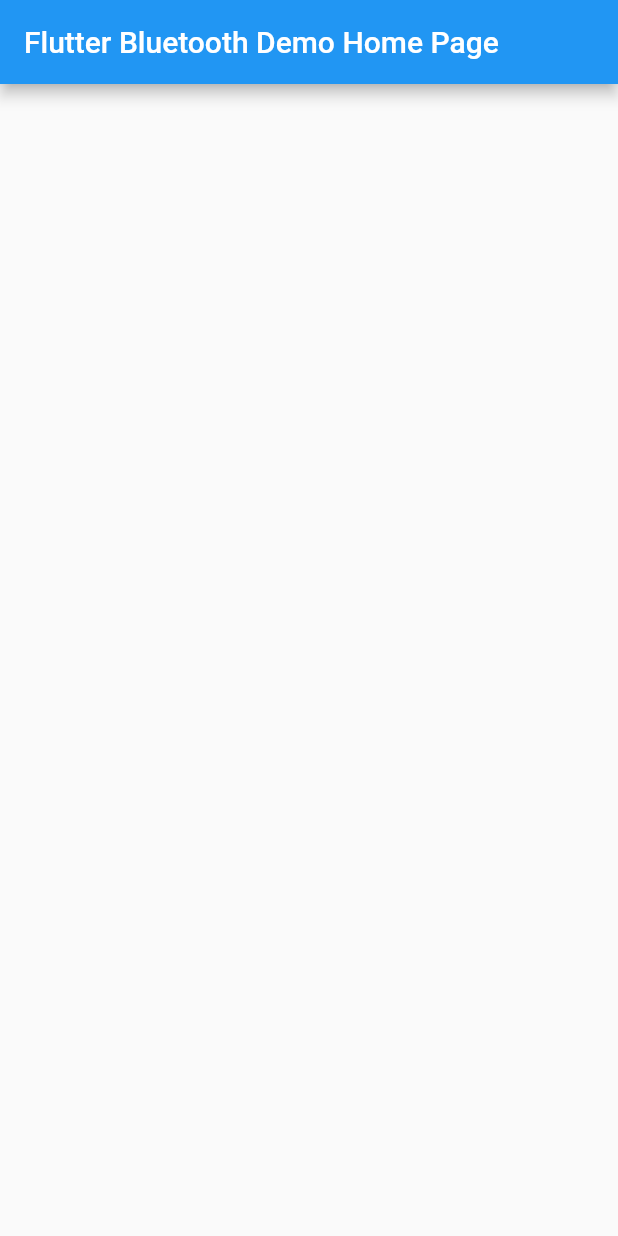
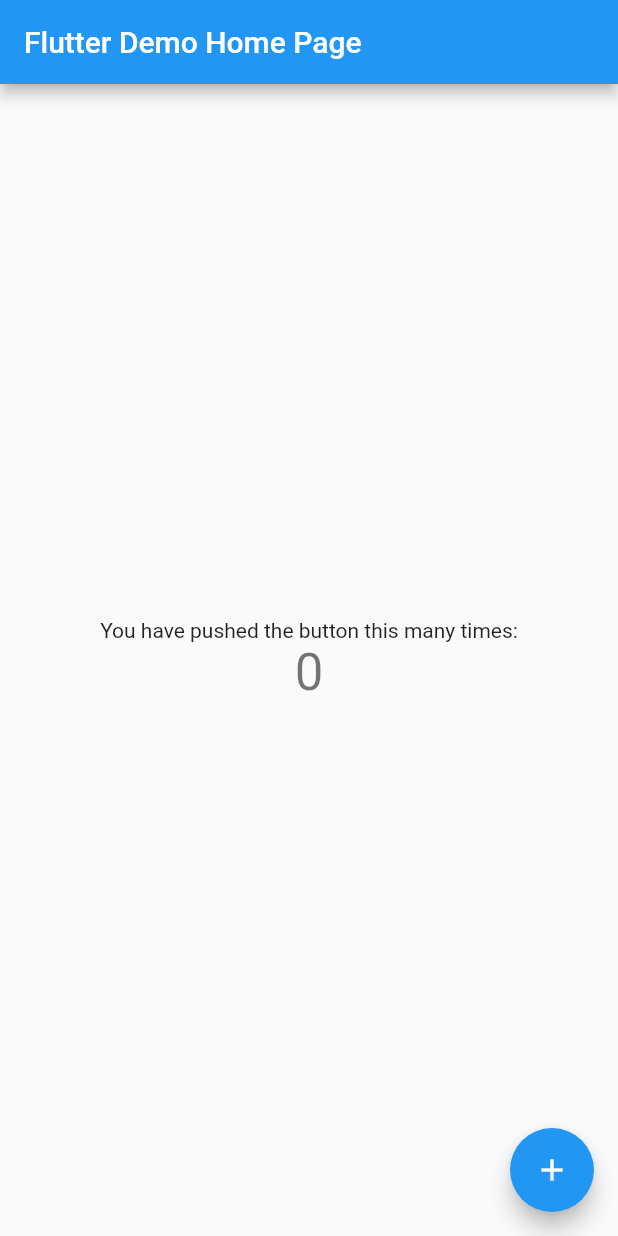
Before and after one commit to CMeyer19/flutter_blue, a Flutter app: the screen it shows after launch, on a phone screen of 412 x 824 dp. Run offline on Flutter 3.47's test engine with Material 2 defaults, Android fonts, the phone set to English and light mode, and no system bars.

Commit message:
committing flutter code

```diff
--- a/lib/main.dart
+++ b/lib/main.dart
@@ -1,7 +1,4 @@
-import 'dart:async';
-
 import 'package:flutter/material.dart';
-import 'package:flutter_blue/flutter_blue.dart';
 
 void main() => runApp(MyApp());
 
@@ -10,12 +7,12 @@ class MyApp extends StatelessWidget {
   @override
   Widget build(BuildContext context) {
     return MaterialApp(
-      title: 'Flutter Bluetooth Demo',
+      title: 'Flutter Demo',
       theme: ThemeData(
         primarySwatch: Colors.blue,
         visualDensity: VisualDensity.adaptivePlatformDensity,
       ),
-      home: MyHomePage(title: 'Flutter Bluetooth Demo Home Page'),
+      home: MyHomePage(title: 'Flutter Demo Home Page'),
     );
   }
 }
@@ -24,95 +21,18 @@ class MyHomePage extends StatefulWidget {
   MyHomePage({Key key, this.title}) : super(key: key);
 
   final String title;
-  final List<BluetoothDevice> devicesList = new List<BluetoothDevice>();
-  final FlutterBlue flutterBlueInstance = FlutterBlue.instance;
 
   @override
   _MyHomePageState createState() => _MyHomePageState();
 }
 
 class _MyHomePageState extends State<MyHomePage> {
-  BluetoothDevice device;
-  BluetoothState state;
-  BluetoothDeviceState deviceState;
+  int _counter = 0;
 
-  StreamSubscription<ScanResult> scanSubscription;
-
-  @override
-  void initState() {
-    super.initState();
-
-    //checks bluetooth current state
-    FlutterBlue.instance.state.listen((state) {
-      if (state == BluetoothState.off) {
-        //Alert user to turn on bluetooth.
-      } else if (state == BluetoothState.on) {
-        //if bluetooth is enabled then go ahead.
-        //Make sure user's device gps is on.
-        scanForDevices();
-      }
+  void _incrementCounter() {
+    setState(() {
+      _counter++;
     });
-  }
-
-  void scanForDevices() async {
-    scanSubscription =
-        widget.flutterBlueInstance.scan().listen((scanResult) async {
-      if (scanResult.device.name == "") {
-        return;
-      }
-      print("Boobs" + scanResult.device.name);
-
-      if (scanResult.device.name == "H705") {
-        print("found device");
-        //Assigning bluetooth device
-        device = scanResult.device;
-        //After that we stop the scanning for device
-        stopScanning();
-      }
-    });
-  }
-
-  void stopScanning() {
-    widget.flutterBlueInstance.stopScan();
-    scanSubscription.cancel();
-  }
-
-  ListView _buildListViewOfDevices() {
-    List<Container> containers = new List<Container>();
-    for (BluetoothDevice device in widget.devicesList) {
-      containers.add(
-        Container(
-          height: 50,
-          child: Row(
-            children: <Widget>[
-              Expanded(
-                child: Column(
-                  children: <Widget>[
-                    Text(device.name == '' ? '(unknown device)' : device.name),
-                    Text(device.id.toString()),
-                  ],
-                ),
-              ),
-              FlatButton(
-                color: Colors.blue,
-                child: Text(
-                  'Connect',
-                  style: TextStyle(color: Colors.white),
-                ),
-                onPressed: () {},
-              ),
-            ],
-          ),
-        ),
-      );
-    }
-
-    return ListView(
-      padding: const EdgeInsets.all(8),
-      children: <Widget>[
-        ...containers,
-      ],
-    );
   }
 
   @override
@@ -121,7 +41,26 @@ class _MyHomePageState extends State<MyHomePage> {
       appBar: AppBar(
         title: Text(widget.title),
       ),
-      body: _buildListViewOfDevices(),
+      body: Center(
+        // in the middle of the parent.
+        child: Column(
+          mainAxisAlignment: MainAxisAlignment.center,
+          children: <Widget>[
+            Text(
+              'You have pushed the button this many times:',
+            ),
+            Text(
+              '$_counter',
+              style: Theme.of(context).textTheme.headline4,
+            ),
+          ],
+        ),
+      ),
+      floatingActionButton: FloatingActionButton(
+        onPressed: _incrementCounter,
+        tooltip: 'Increment',
+        child: Icon(Icons.add),
+      ),
     );
   }
 }
--- a/pubspec.yaml
+++ b/pubspec.yaml
@@ -28,7 +28,6 @@ dependencies:
   # The following adds the Cupertino Icons font to your application.
   # Use with the CupertinoIcons class for iOS style icons.
   cupertino_icons: ^0.1.3
-  flutter_blue: ^0.6.3+1
 
 dev_dependencies:
   flutter_test:
```
Also changed, not shown: pubspec.lock, 1 other file.
